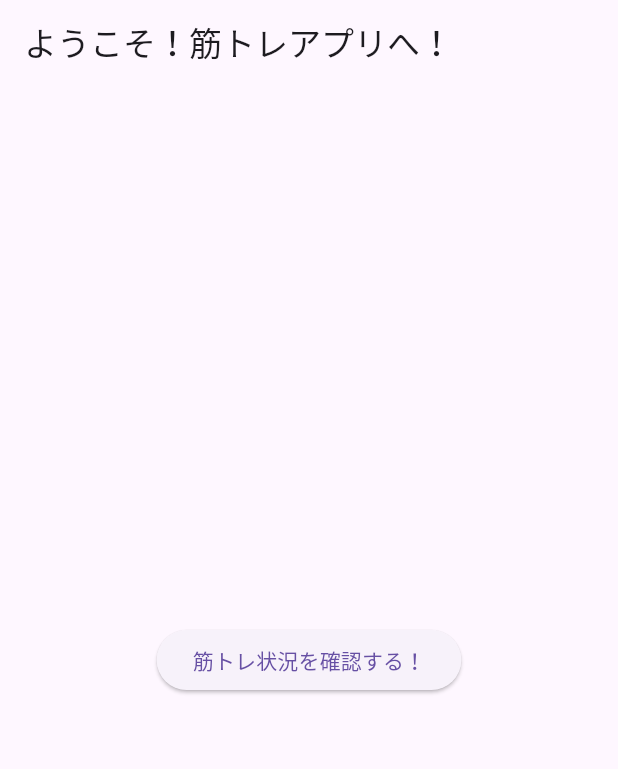
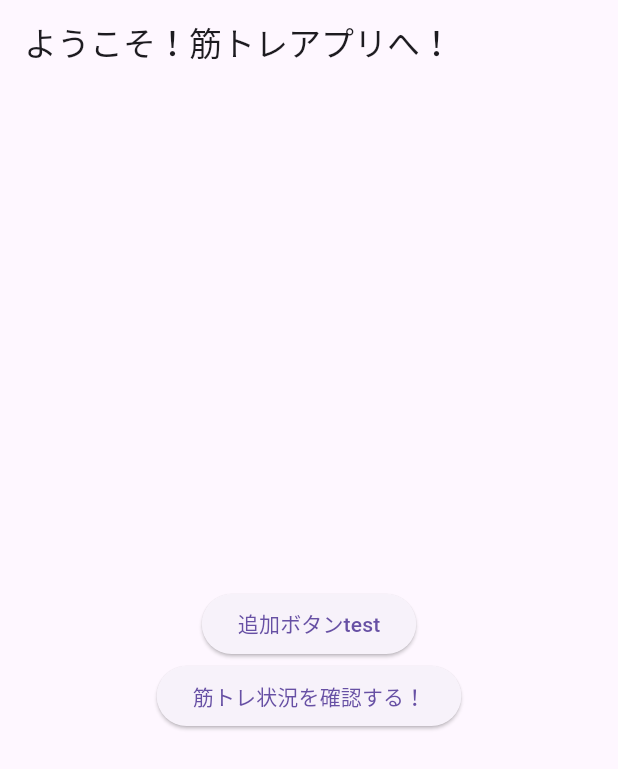
Before and after one commit to yudaitakeda/per, a Flutter app: the screen it shows after launch, on a phone screen of 412 x 824 dp. Shown: the top 769 px of the screen. Run offline on Flutter 3.47's test engine with Material 3 defaults, Android fonts, the phone set to English and light mode, and no system bars; our stand-ins replace table_calendar.

Commit message:
feat:新ボタン追加

```diff
--- a/lib/main.dart
+++ b/lib/main.dart
@@ -29,7 +29,20 @@ class WidgetExample extends StatelessWidget {
         title: Text('ようこそ！筋トレアプリへ！'),
       ),
       body: Center(
-        child: ElevatedButton(
+        child: Column(
+          mainAxisAlignment: MainAxisAlignment.center, //中央に配置
+          children: [
+            ElevatedButton(
+              onPressed: () {
+                // working.dartファイル内のHomePageウィジェットを表示
+                Navigator.push(
+                  context,
+                  MaterialPageRoute(builder: (context) => HomePage()),
+                );
+              },
+              child: Text('追加ボタンtest'),
+            ),
+            ElevatedButton(
               onPressed: () {
                 // working.dartファイル内のHomePageウィジェットを表示
                 Navigator.push(
@@ -39,6 +52,8 @@ class WidgetExample extends StatelessWidget {
               },
               child: Text('筋トレ状況を確認する！'),
             ),
+          ],
+        ),
       ),
     );
   }
```
Also changed, not shown: 1 other file. Lines whose indentation alone changed are shown as unchanged.
